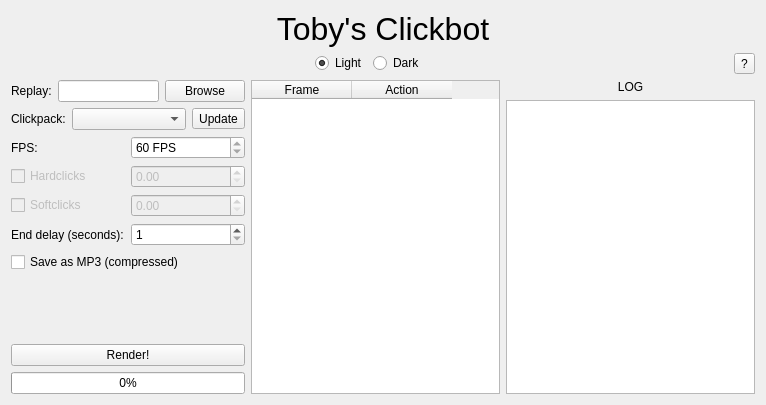
The window that ui_main.ui (thisisignitedoreo/tcbpp) describes before a commit, drawn with Qt 5.
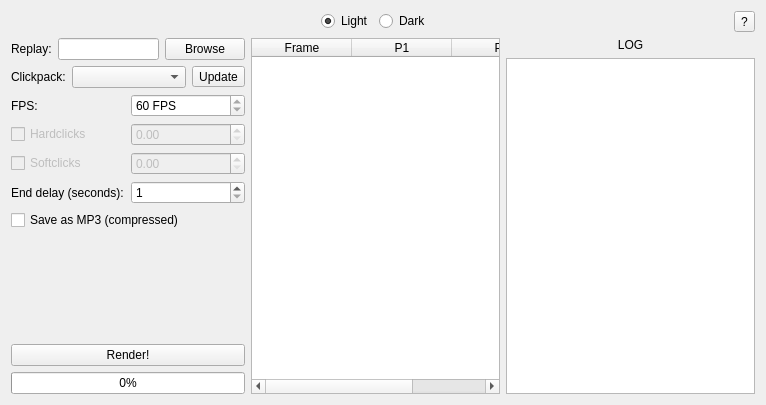
The same window after the commit.

Commit message: [TCBPP] Added echobot macros support (only player one) and changed ui

```diff
--- a/ui_main.ui
+++ b/ui_main.ui
@@ -14,21 +14,15 @@
    <string>Toby's Clickbot</string>
   </property>
   <layout class="QVBoxLayout" name="verticalLayout_3">
-   <item>
-    <widget class="QLabel" name="title_lablel">
-     <property name="styleSheet">
-      <string notr="true">font-size: 32px;</string>
-     </property>
-     <property name="text">
-      <string>Toby's Clickbot</string>
-     </property>
-     <property name="alignment">
-      <set>Qt::AlignCenter</set>
-     </property>
-    </widget>
-   </item>
    <item>
     <layout class="QHBoxLayout" name="theme_layout">
+     <item>
+      <widget class="QLabel" name="icon">
+       <property name="text">
+        <string/>
+       </property>
+      </widget>
+     </item>
      <item>
       <spacer name="spacer_1">
        <property name="orientation">
@@ -311,7 +305,12 @@
        </column>
        <column>
         <property name="text">
-         <string>Action</string>
+         <string>P1</string>
+        </property>
+       </column>
+       <column>
+        <property name="text">
+         <string>P2</string>
         </property>
        </column>
       </widget>
```
The commit also changes 5 other files.
